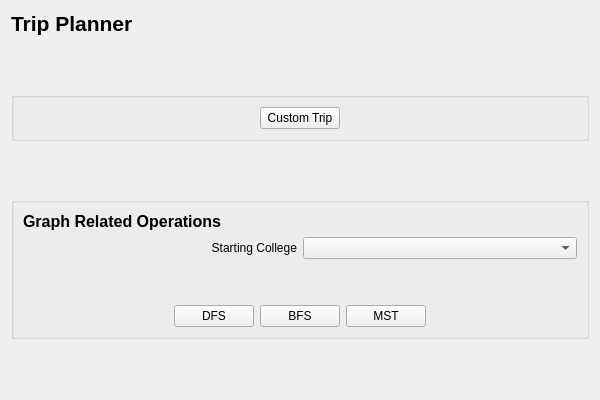
This is CollegeTouring/tripplanner.ui in belalzahran/CS_Project2_TheApplicants as Qt 5 draws it before an edit. The edited form follows.
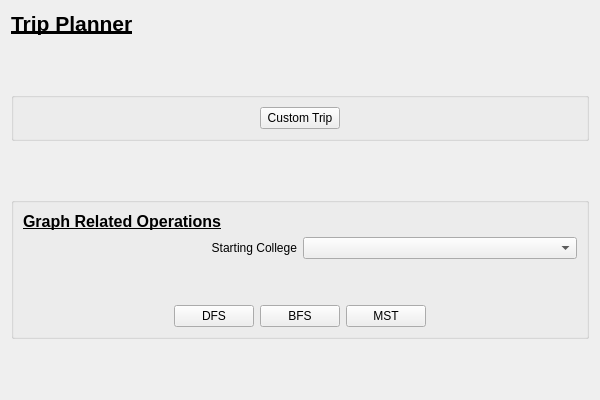
This is the edited form.

What changed in the file:
```diff
--- a/CollegeTouring/tripplanner.ui
+++ b/CollegeTouring/tripplanner.ui
@@ -23,7 +23,7 @@
    <item>
     <widget class="QLabel" name="label">
      <property name="text">
-      <string>&lt;html&gt;&lt;head/&gt;&lt;body&gt;&lt;p&gt;&lt;span style=&quot; font-size:16pt; font-weight:700;&quot;&gt;Trip Planner&lt;/span&gt;&lt;/p&gt;&lt;/body&gt;&lt;/html&gt;</string>
+      <string>&lt;html&gt;&lt;head/&gt;&lt;body&gt;&lt;p&gt;&lt;span style=&quot; font-size:16pt; font-weight:700; text-decoration: underline;&quot;&gt;Trip Planner&lt;/span&gt;&lt;/p&gt;&lt;/body&gt;&lt;/html&gt;</string>
      </property>
      <property name="scaledContents">
       <bool>false</bool>
@@ -116,7 +116,7 @@
          <bool>false</bool>
         </property>
         <property name="text">
-         <string>&lt;html&gt;&lt;head/&gt;&lt;body&gt;&lt;p&gt;&lt;span style=&quot; font-size:12pt; font-weight:700;&quot;&gt;Graph Related Operations&lt;/span&gt;&lt;/p&gt;&lt;/body&gt;&lt;/html&gt;</string>
+         <string>&lt;html&gt;&lt;head/&gt;&lt;body&gt;&lt;p&gt;&lt;span style=&quot; font-size:12pt; font-weight:700; text-decoration: underline;&quot;&gt;Graph Related Operations&lt;/span&gt;&lt;/p&gt;&lt;/body&gt;&lt;/html&gt;</string>
         </property>
        </widget>
       </item>
```
